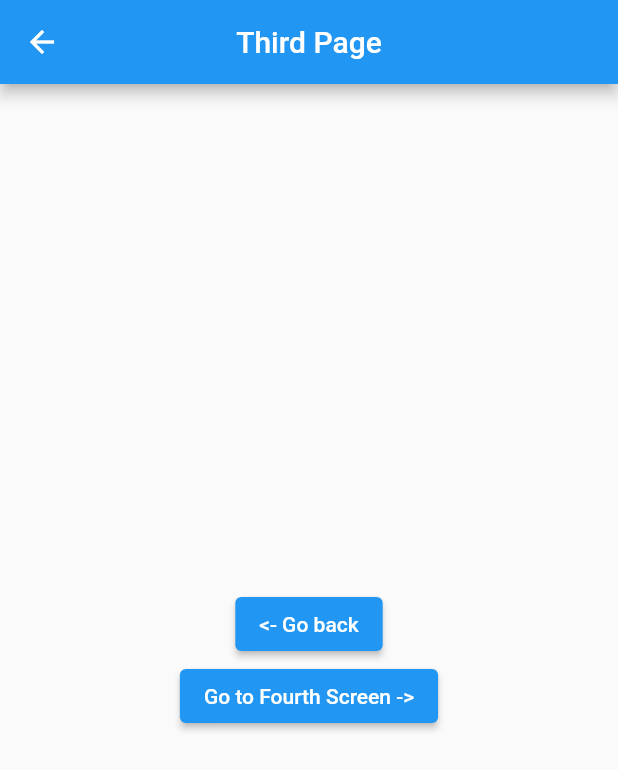
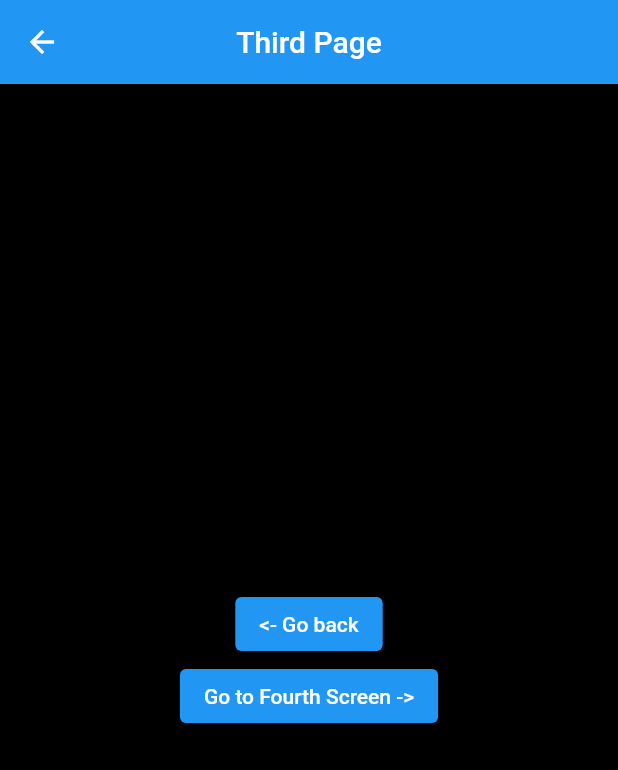
Before and after one commit to 4lxcf/Flutter_Cubos_06-mai_Navegacao, a Flutter app: the ThirdScreen screen opened by its route, on a phone screen of 412 x 824 dp. Shown: the top 770 px of the screen. Run offline on Flutter 3.47's test engine with Material 2 defaults, Android fonts, the phone set to English and light mode, and no system bars.

Commit message:
Added ThirdScreen_parameters

```diff
--- a/navigation/lib/screens/third_screen.dart
+++ b/navigation/lib/screens/third_screen.dart
@@ -6,12 +6,19 @@ class ThirdScreen extends StatelessWidget {
 
   @override
   Widget build(BuildContext context) {
+    Color backgroundColor;
+    ModalRoute.of(context).settings.arguments != null
+        ? backgroundColor = ModalRoute.of(context).settings.arguments as Color
+        : backgroundColor = Colors.black;
+
     return Scaffold(
       appBar: AppBar(
         centerTitle: true,
         title: Text('Third Page'),
       ),
-      body: Center(
+      body: Container(
+        alignment: Alignment.center,
+        color: backgroundColor,
         child: Column(
           mainAxisAlignment: MainAxisAlignment.center,
           children: [
```
